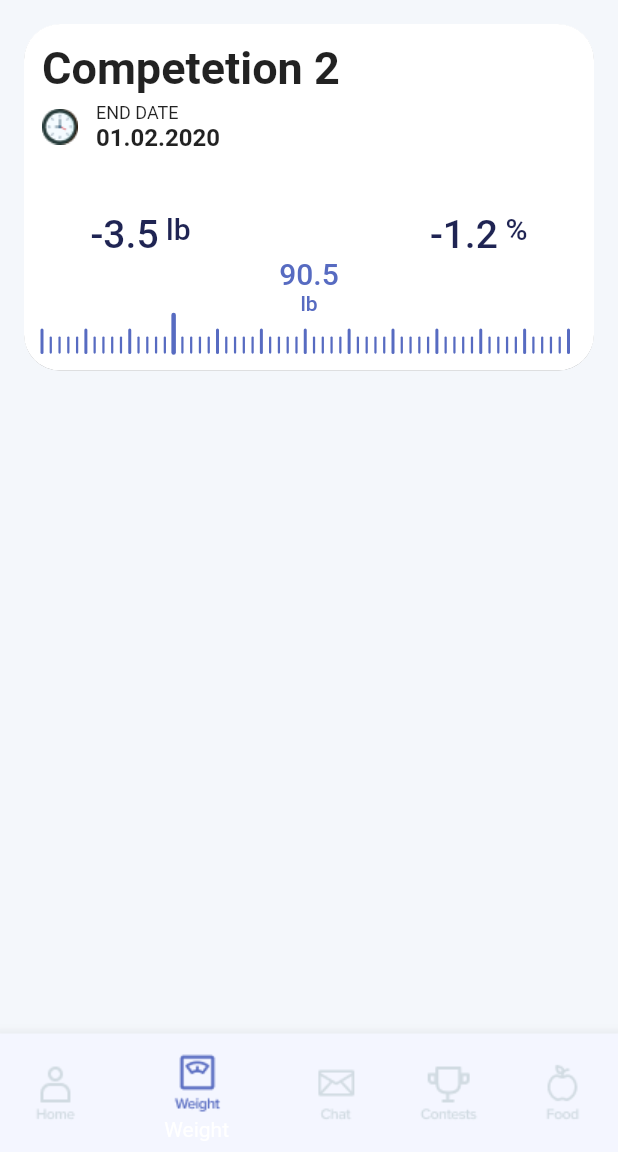
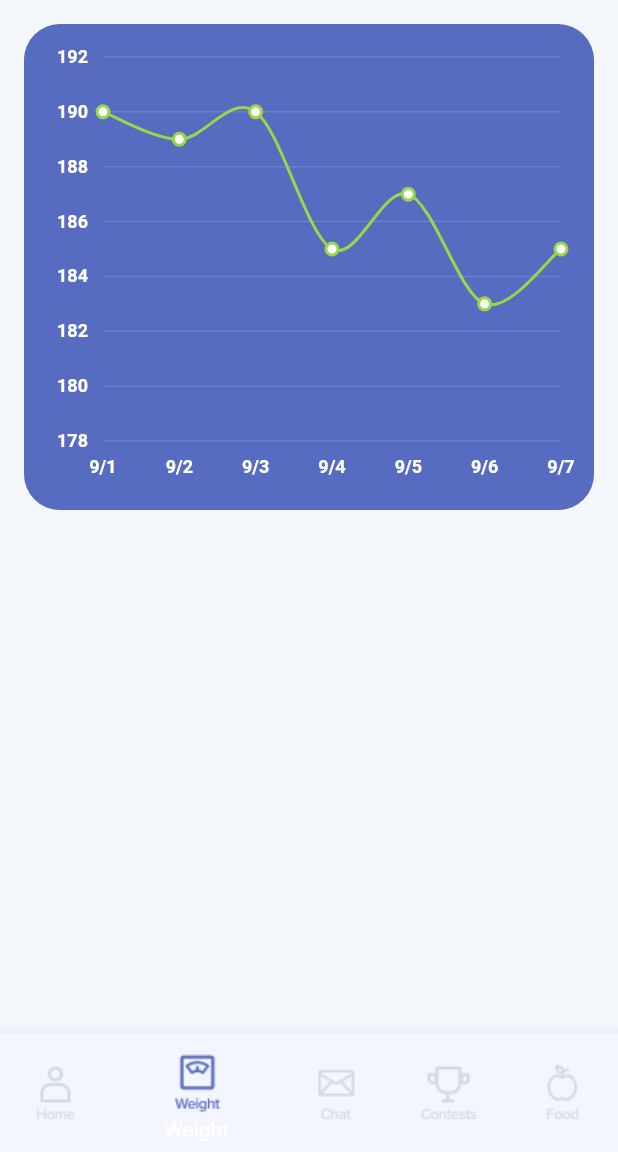
Before and after one commit to mgudipati-saven/losedafat_flutter, a Flutter app: the screen it shows after launch, item 2 of the bottom bar chosen, on a phone screen of 412 x 824 dp, the part 84-1236 px from its top. Run offline on Flutter 3.47's test engine with Material 2 defaults, Android fonts, the light colour scheme and no system bars; our stand-ins replace flutter_svg, font_awesome_flutter, syncfusion_flutter_charts.

Commit message:
added syncfusion charts

```diff
--- /dev/null
+++ b/lib/pages/dashboard.dart
@@ -0,0 +1,153 @@
+import 'package:flutter/material.dart';
+
+import '../widgets/ruler.dart';
+
+class Dashboard extends StatelessWidget {
+  @override
+  Widget build(BuildContext context) {
+    return ListView(
+      padding: const EdgeInsets.all(12),
+      children: <Widget>[
+        Card(
+          elevation: 0.1,
+          shape: RoundedRectangleBorder(
+            borderRadius: BorderRadius.circular(24),
+          ),
+          child: Padding(
+            padding: const EdgeInsets.all(12.0),
+            child: Column(
+              crossAxisAlignment: CrossAxisAlignment.start,
+              children: [
+                Text(
+                  'Competetion 2',
+                  style: TextStyle(
+                    fontSize: 30,
+                    fontWeight: FontWeight.bold,
+                  ),
+                ),
+                SizedBox(height: 5),
+                Row(
+                  children: [
+                    Image.asset('images/clock.png'),
+                    SizedBox(width: 12),
+                    Column(
+                      crossAxisAlignment: CrossAxisAlignment.start,
+                      children: [
+                        Text(
+                          'END DATE',
+                          style: TextStyle(
+                            fontSize: 12,
+                            fontWeight: FontWeight.w400,
+                          ),
+                        ),
+                        Text(
+                          '01.02.2020',
+                          style: TextStyle(
+                            fontSize: 16,
+                            fontWeight: FontWeight.w600,
+                          ),
+                        ),
+                      ],
+                    ),
+                  ],
+                ),
+                SizedBox(height: 40),
+                Row(
+                  mainAxisAlignment: MainAxisAlignment.spaceAround,
+                  children: [
+                    RichText(
+                      text: TextSpan(
+                        style: TextStyle(
+                          color: Color(0xFF1F2453),
+                          fontSize: 26,
+                          fontWeight: FontWeight.w500,
+                        ),
+                        children: [
+                          TextSpan(
+                            text: '-3.5',
+                          ),
+                          WidgetSpan(
+                            child: Transform.translate(
+                              offset: const Offset(0.0, -7.0),
+                              child: Text(
+                                ' lb',
+                                style: TextStyle(
+                                  color: Color(0xFF1F2453),
+                                  fontSize: 20,
+                                  fontWeight: FontWeight.w500,
+                                ),
+                              ),
+                            ),
+                          ),
+                        ],
+                      ),
+                    ),
+                    SizedBox(width: 30),
+                    RichText(
+                      text: TextSpan(
+                        style: TextStyle(
+                          color: Color(0xFF1F2453),
+                          fontSize: 26,
+                          fontWeight: FontWeight.w500,
+                        ),
+                        children: [
+                          TextSpan(
+                            text: '-1.2',
+                          ),
+                          WidgetSpan(
+                            child: Transform.translate(
+                              offset: const Offset(0.0, -7.0),
+                              child: Text(
+                                ' %',
+                                style: TextStyle(
+                                  color: Color(0xFF1F2453),
+                                  fontSize: 20,
+                                  fontWeight: FontWeight.w500,
+                                ),
+                              ),
+                            ),
+                          ),
+                        ],
+                      ),
+                    ),
+                  ],
+                ),
+                Center(
+                  child: RichText(
+                    textAlign: TextAlign.center,
+                    text: TextSpan(
+                      style: TextStyle(
+                        color: Color(0xFF576BC1),
+                        fontSize: 20,
+                        fontWeight: FontWeight.w500,
+                      ),
+                      children: [
+                        TextSpan(
+                          text: '90.5',
+                        ),
+                        TextSpan(
+                          text: '\nlb',
+                          style: TextStyle(
+                            fontSize: 14,
+                          ),
+                        ),
+                      ],
+                    ),
+                  ),
+                ),
+                Container(
+                  width: 400,
+                  height: 25,
+                  child: Ruler(
+                    tickColor: Color(0xFF576BC1),
+                    style: TextStyle(color: Colors.blue),
+                  ),
+                ),
+              ],
+            ),
+          ),
+        ),
+      ],
+    );
+  }
+}
--- a/lib/pages/home_page.dart
+++ b/lib/pages/home_page.dart
@@ -1,7 +1,8 @@
 import 'package:flutter/material.dart';
 
-import '../widgets/ruler.dart';
 import '../widgets/circle_icon.dart';
+import './weight_page.dart';
+import './dashboard.dart';
 
 class HomePage extends StatefulWidget {
   @override
@@ -9,7 +10,14 @@ class HomePage extends StatefulWidget {
 }
 
 class _HomePageState extends State<HomePage> {
+  var scaffoldKey = GlobalKey<ScaffoldState>();
+
+  // Tab navigation
   int _selectedIndex = 0;
+  final List<Widget> _tabs = [
+    Dashboard(),
+    WeightPage(),
+  ];
 
   void _onItemTapped(int index) {
     setState(() {
@@ -20,8 +28,16 @@ class _HomePageState extends State<HomePage> {
   @override
   Widget build(BuildContext context) {
     return Scaffold(
+      key: scaffoldKey,
       backgroundColor: Color(0xFFF4F7FB),
-      appBar: AppBar(
+      appBar: _buildAppBar(),
+      body: _tabs[_selectedIndex],
+      bottomNavigationBar: _buildBottomNavigationBar(),
+    );
+  }
+
+  AppBar _buildAppBar() {
+    return AppBar(
       backgroundColor: Color(0xFFF4F7FB),
       elevation: 0,
       leading: Padding(
@@ -54,152 +70,11 @@ class _HomePageState extends State<HomePage> {
           ),
         ),
       ],
-      ),
-      body: ListView(
-        padding: const EdgeInsets.all(12),
-        children: <Widget>[
-          Card(
-            elevation: 0.1,
-            shape: RoundedRectangleBorder(
-              borderRadius: BorderRadius.circular(24),
-            ),
-            child: Padding(
-              padding: const EdgeInsets.all(12.0),
-              child: Column(
-                crossAxisAlignment: CrossAxisAlignment.start,
-                children: [
-                  Text(
-                    'Competetion 2',
-                    style: TextStyle(
-                      fontSize: 30,
-                      fontWeight: FontWeight.bold,
-                    ),
-                  ),
-                  SizedBox(height: 5),
-                  Row(
-                    children: [
-                      Image.asset('images/clock.png'),
-                      SizedBox(width: 12),
-                      Column(
-                        crossAxisAlignment: CrossAxisAlignment.start,
-                        children: [
-                          Text(
-                            'END DATE',
-                            style: TextStyle(
-                              fontSize: 12,
-                              fontWeight: FontWeight.w400,
-                            ),
-                          ),
-                          Text(
-                            '01.02.2020',
-                            style: TextStyle(
-                              fontSize: 16,
-                              fontWeight: FontWeight.w600,
-                            ),
-                          ),
-                        ],
-                      ),
-                    ],
-                  ),
-                  SizedBox(height: 40),
-                  Row(
-                    mainAxisAlignment: MainAxisAlignment.spaceAround,
-                    children: [
-                      RichText(
-                        text: TextSpan(
-                          style: TextStyle(
-                            color: Color(0xFF1F2453),
-                            fontSize: 26,
-                            fontWeight: FontWeight.w500,
-                          ),
-                          children: [
-                            TextSpan(
-                              text: '-3.5',
-                            ),
-                            WidgetSpan(
-                              child: Transform.translate(
-                                offset: const Offset(0.0, -7.0),
-                                child: Text(
-                                  ' lb',
-                                  style: TextStyle(
-                                    color: Color(0xFF1F2453),
-                                    fontSize: 20,
-                                    fontWeight: FontWeight.w500,
-                                  ),
-                                ),
-                              ),
-                            ),
-                          ],
-                        ),
-                      ),
-                      SizedBox(width: 30),
-                      RichText(
-                        text: TextSpan(
-                          style: TextStyle(
-                            color: Color(0xFF1F2453),
-                            fontSize: 26,
-                            fontWeight: FontWeight.w500,
-                          ),
-                          children: [
-                            TextSpan(
-                              text: '-1.2',
-                            ),
-                            WidgetSpan(
-                              child: Transform.translate(
-                                offset: const Offset(0.0, -7.0),
-                                child: Text(
-                                  ' %',
-                                  style: TextStyle(
-                                    color: Color(0xFF1F2453),
-                                    fontSize: 20,
-                                    fontWeight: FontWeight.w500,
-                                  ),
-                                ),
-                              ),
-                            ),
-                          ],
-                        ),
-                      ),
-                    ],
-                  ),
-                  Center(
-                    child: RichText(
-                      textAlign: TextAlign.center,
-                      text: TextSpan(
-                        style: TextStyle(
-                          color: Color(0xFF576BC1),
-                          fontSize: 20,
-                          fontWeight: FontWeight.w500,
-                        ),
-                        children: [
-                          TextSpan(
-                            text: '90.5',
-                          ),
-                          TextSpan(
-                            text: '\nlb',
-                            style: TextStyle(
-                              fontSize: 14,
-                            ),
-                          ),
-                        ],
-                      ),
-                    ),
-                  ),
-                  Container(
-                    width: 400,
-                    height: 25,
-                    child: Ruler(
-                      tickColor: Color(0xFF576BC1),
-                      style: TextStyle(color: Colors.blue),
-                    ),
-                  ),
-                ],
-              ),
-            ),
-          ),
-        ],
-      ),
-      bottomNavigationBar: BottomNavigationBar(
+    );
+  }
+
+  BottomNavigationBar _buildBottomNavigationBar() {
+    return BottomNavigationBar(
       items: <BottomNavigationBarItem>[
         BottomNavigationBarItem(
           activeIcon: Image.asset('images/home.png'),
@@ -234,7 +109,6 @@ class _HomePageState extends State<HomePage> {
       ],
       currentIndex: _selectedIndex,
       onTap: _onItemTapped,
-      ),
     );
   }
 }
--- /dev/null
+++ b/lib/pages/weight_page.dart
@@ -0,0 +1,95 @@
+import 'package:flutter/material.dart';
+import 'package:intl/intl.dart';
+import 'package:syncfusion_flutter_charts/charts.dart';
+
+class WeightPage extends StatelessWidget {
+  @override
+  Widget build(BuildContext context) {
+    return ListView(
+      padding: const EdgeInsets.all(12),
+      children: <Widget>[
+        Card(
+          color: Color(0xFF576BC1),
+          elevation: 0.1,
+          shape: RoundedRectangleBorder(
+            borderRadius: BorderRadius.circular(24),
+          ),
+          child: Container(
+            padding: const EdgeInsets.all(12.0),
+            child: SfCartesianChart(
+              plotAreaBorderColor: Colors.transparent,
+              primaryXAxis: DateTimeAxis(
+                axisLine: AxisLine(width: 0),
+                dateFormat: DateFormat.Md(),
+                interval: 1,
+                labelStyle: TextStyle(
+                  color: Colors.white,
+                  fontSize: 12,
+                  fontWeight: FontWeight.w600,
+                ),
+                majorGridLines: MajorGridLines(width: 0),
+                minorGridLines: MinorGridLines(width: 0),
+                majorTickLines: MajorTickLines(width: 0),
+                minorTickLines: MinorTickLines(width: 0),
+                plotBands: [
+                  PlotBand(
+                    isVisible: true,
+                    gradient: LinearGradient(
+                      colors: [Color(0xFF576BC1), Color(0x11FFFFFF)],
+                      stops: [0.0, 1.0],
+                    ),
+                    start: DateTime(2020, 9, 4),
+                    end: DateTime(2020, 9, 5),
+                  ),
+                ],
+              ),
+              primaryYAxis: NumericAxis(
+                axisLine: AxisLine(width: 0),
+                interval: 2,
+                labelStyle: TextStyle(
+                  color: Colors.white,
+                  fontSize: 12,
+                  fontWeight: FontWeight.w600,
+                ),
+                majorGridLines: MajorGridLines(
+                  width: 1,
+                  color: Color(0x22EBEDF3),
+                ),
+                majorTickLines: MajorTickLines(width: 0),
+                minorGridLines: MinorGridLines(width: 0),
+                minorTickLines: MinorTickLines(width: 0),
+              ),
+              series: <ChartSeries>[
+                SplineSeries<WeightData, DateTime>(
+                  color: Color(0xFF97D749),
+                  markerSettings: MarkerSettings(isVisible: true),
+                  dataSource: [
+                    WeightData(DateTime(2020, 9, 1), 190.0),
+                    WeightData(DateTime(2020, 9, 2), 189.0),
+                    WeightData(DateTime(2020, 9, 3), 190.0),
+                    WeightData(DateTime(2020, 9, 4), 185.0),
+                    WeightData(DateTime(2020, 9, 5), 187.0),
+                    WeightData(DateTime(2020, 9, 6), 183.0),
+                    WeightData(DateTime(2020, 9, 7), 185.0),
+                  ],
+                  xValueMapper: (WeightData weights, _) => weights.date,
+                  yValueMapper: (WeightData weights, _) => weights.weight,
+                ),
+              ],
+            ),
+          ),
+        ),
+      ],
+    );
+  }
+}
+
+class WeightData {
+  final DateTime date;
+  final double weight;
+
+  WeightData(
+    this.date,
+    this.weight,
+  );
+}
--- a/lib/widgets/ruler.dart
+++ b/lib/widgets/ruler.dart
@@ -42,7 +42,7 @@ class _RulerPainter extends CustomPainter {
 
   @override
   void paint(Canvas canvas, Size size) {
-    print('Entered paint method: size: $size');
+    //print('Entered paint method: size: $size');
     // mm tick
     Paint mmTick = Paint()
       ..color = tickColor
@@ -72,8 +72,7 @@ class _RulerPainter extends CustomPainter {
       //double y = ticker * physicaLogicalRatio * dpr;
       double x = ticker * physicaLogicalRatio * dpr;
       double y = size.height;
-      print(
-          'width: ${size.width}, dpr: $dpr, maxSize: $maxSize, ticker: $ticker, x: $x');
+      //print('width: ${size.width}, dpr: $dpr, maxSize: $maxSize, ticker: $ticker, x: $x');
       //if (ticker % 10 == 0) {
       //canvas.drawLine(Offset(x, y), Offset(x, y - 15), cmTick);
       // var paragraphBuilder = ui.ParagraphBuilder(ui.ParagraphStyle())
--- a/pubspec.yaml
+++ b/pubspec.yaml
@@ -29,6 +29,8 @@ dependencies:
   cupertino_icons: ^0.1.3
   flutter_svg: ^0.19.0
   font_awesome_flutter: ^8.8.1
+  syncfusion_flutter_charts: ^18.2.57
+  intl: ^0.16.1
 
 dev_dependencies:
   flutter_test:
```
Also changed, not shown: pubspec.lock, 6 other files. Lines whose indentation alone changed are shown as unchanged.
